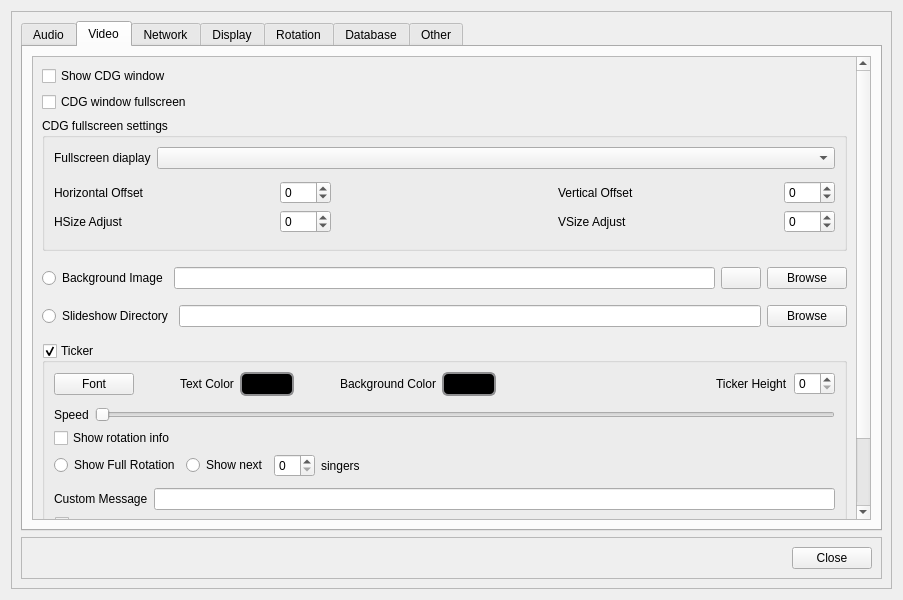
OpenKJ/OpenKJ, file OpenKJ/dlgsettings.ui: the form before one commit.
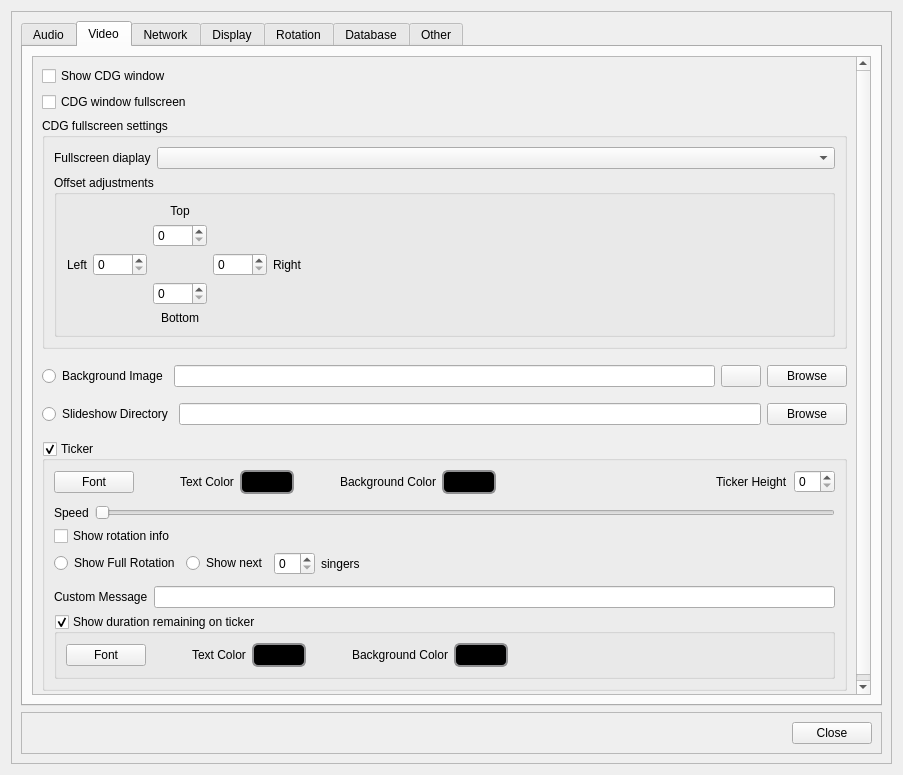
The form after the commit. The open tabs and pages were chosen to show the change. Icons and pictures are not drawn.

Commit message: Rework display offsets for fullscreen cdg window

What changed in the file:
```diff
--- a/OpenKJ/dlgsettings.ui
+++ b/OpenKJ/dlgsettings.ui
@@ -10,7 +10,7 @@
     <x>0</x>
     <y>0</y>
     <width>903</width>
-    <height>600</height>
+    <height>775</height>
    </rect>
   </property>
   <property name="windowTitle">
@@ -307,7 +307,7 @@
                  <x>0</x>
                  <y>0</y>
                  <width>831</width>
-                 <height>715</height>
+                 <height>843</height>
                 </rect>
                </property>
                <layout class="QVBoxLayout" name="verticalLayout_11">
@@ -365,68 +365,79 @@
                     </layout>
                    </item>
                    <item>
-                    <layout class="QGridLayout" name="gridLayout" columnstretch="0,0,0,0,0">
+                    <widget class="QGroupBox" name="groupBox_8">
+                     <property name="minimumSize">
+                      <size>
+                       <width>0</width>
+                       <height>0</height>
+                      </size>
+                     </property>
+                     <property name="title">
+                      <string>Offset adjustments</string>
+                     </property>
+                     <layout class="QVBoxLayout" name="verticalLayout_27">
+                      <item>
+                       <layout class="QGridLayout" name="gridLayout_2">
                      <property name="topMargin">
-                      <number>6</number>
-                     </property>
-                     <property name="bottomMargin">
-                      <number>6</number>
-                     </property>
-                     <item row="1" column="4">
-                      <widget class="QSpinBox" name="spinBoxVAdjust">
-                       <property name="minimum">
-                        <number>-255</number>
-                       </property>
+                         <number>0</number>
+                        </property>
+                        <item row="1" column="2">
+                         <widget class="QSpinBox" name="spinBoxCdgOffsetTop">
                        <property name="maximum">
-                        <number>255</number>
-                       </property>
-                      </widget>
-                     </item>
-                     <item row="0" column="3">
-                      <widget class="QLabel" name="label_18">
-                       <property name="sizePolicy">
-                        <sizepolicy hsizetype="Expanding" vsizetype="Preferred">
-                         <horstretch>0</horstretch>
-                         <verstretch>0</verstretch>
-                        </sizepolicy>
-                       </property>
-                       <property name="text">
-                        <string>Vertical Offset</string>
-                       </property>
-                      </widget>
-                     </item>
-                     <item row="0" column="0">
-                      <widget class="QLabel" name="label_17">
-                       <property name="sizePolicy">
-                        <sizepolicy hsizetype="Expanding" vsizetype="Preferred">
-                         <horstretch>0</horstretch>
-                         <verstretch>0</verstretch>
-                        </sizepolicy>
-                       </property>
-                       <property name="text">
-                        <string>Horizontal Offset</string>
-                       </property>
-                      </widget>
-                     </item>
-                     <item row="1" column="0">
-                      <widget class="QLabel" name="label_19">
-                       <property name="text">
-                        <string>HSize Adjust</string>
-                       </property>
-                      </widget>
-                     </item>
-                     <item row="1" column="1">
-                      <widget class="QSpinBox" name="spinBoxHAdjust">
-                       <property name="minimum">
-                        <number>-255</number>
-                       </property>
-                       <property name="maximum">
-                        <number>255</number>
+                           <number>1024</number>
                        </property>
                       </widget>
                      </item>
                      <item row="0" column="2">
-                      <spacer name="horizontalSpacer_10">
+                         <widget class="QLabel" name="label_35">
+                          <property name="text">
+                           <string>Top</string>
+                          </property>
+                          <property name="alignment">
+                           <set>Qt::AlignCenter</set>
+                          </property>
+                         </widget>
+                        </item>
+                        <item row="2" column="3">
+                         <widget class="QSpinBox" name="spinBoxCdgOffsetRight">
+                          <property name="maximum">
+                           <number>1024</number>
+                          </property>
+                         </widget>
+                        </item>
+                        <item row="2" column="0">
+                         <widget class="QLabel" name="label_36">
+                          <property name="text">
+                           <string>Left</string>
+                          </property>
+                          <property name="alignment">
+                           <set>Qt::AlignRight|Qt::AlignTrailing|Qt::AlignVCenter</set>
+                          </property>
+                         </widget>
+                        </item>
+                        <item row="2" column="1">
+                         <widget class="QSpinBox" name="spinBoxCdgOffsetLeft">
+                          <property name="maximum">
+                           <number>1024</number>
+                          </property>
+                         </widget>
+                        </item>
+                        <item row="3" column="2">
+                         <widget class="QSpinBox" name="spinBoxCdgOffsetBottom">
+                          <property name="maximum">
+                           <number>1024</number>
+                          </property>
+                         </widget>
+                        </item>
+                        <item row="2" column="4">
+                         <widget class="QLabel" name="label_37">
+                          <property name="text">
+                           <string>Right</string>
+                          </property>
+                         </widget>
+                        </item>
+                        <item row="2" column="5">
+                         <spacer name="horizontalSpacer_18">
                        <property name="orientation">
                         <enum>Qt::Horizontal</enum>
                        </property>
@@ -438,34 +449,20 @@
                        </property>
                       </spacer>
                      </item>
-                     <item row="1" column="3">
-                      <widget class="QLabel" name="label_20">
+                        <item row="4" column="2">
+                         <widget class="QLabel" name="label_38">
                        <property name="text">
-                        <string>VSize Adjust</string>
-                       </property>
-                      </widget>
-                     </item>
-                     <item row="0" column="1">
-                      <widget class="QSpinBox" name="spinBoxHOffset">
-                       <property name="minimum">
-                        <number>-255</number>
-                       </property>
-                       <property name="maximum">
-                        <number>255</number>
-                       </property>
-                      </widget>
-                     </item>
-                     <item row="0" column="4">
-                      <widget class="QSpinBox" name="spinBoxVOffset">
-                       <property name="minimum">
-                        <number>-255</number>
-                       </property>
-                       <property name="maximum">
-                        <number>255</number>
-                       </property>
-                      </widget>
-                     </item>
-                    </layout>
+                           <string>Bottom</string>
+                          </property>
+                          <property name="alignment">
+                           <set>Qt::AlignCenter</set>
+                          </property>
+                         </widget>
+                        </item>
+                       </layout>
+                      </item>
+                     </layout>
+                    </widget>
                    </item>
                   </layout>
                  </widget>
```
Left out of the diff: 4 changed lines with no effect on the pictures. Lines whose indentation alone changed are shown as unchanged. The commit also changes 15 other files.
